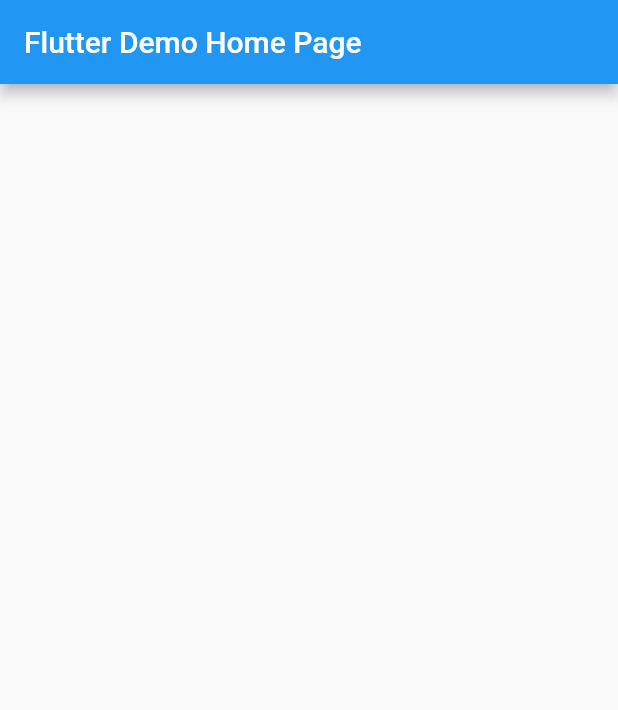
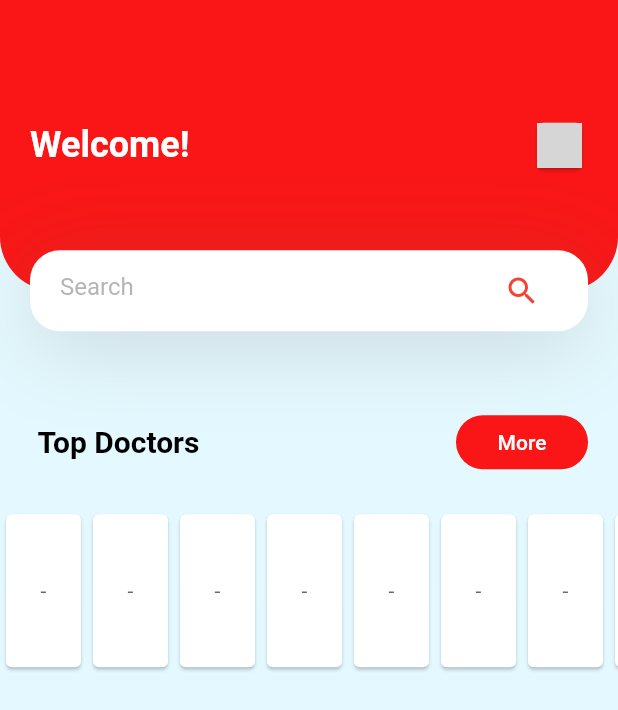
Before and after one commit to Abdalrahman-Bebars/7-care, a Flutter app: the screen it shows after launch, on a phone screen of 412 x 824 dp. Shown: the top 710 px of the screen. Run offline on Flutter 3.47's test engine with Material 2 defaults, Android fonts, the phone set to English and light mode, and no system bars; our stand-ins replace cloud_firestore, firebase_core, hexcolor; accounts and stored records are empty; grey boxes are pictures that could not be loaded.

Commit message:
homeScreen1

```diff
--- /dev/null
+++ b/seven_care/lib/Screens/home_screen.dart
@@ -0,0 +1,15 @@
+import 'package:flutter/cupertino.dart';
+import 'package:flutter/material.dart';
+import 'package:seven_care/components/body.dart';
+
+class HomeScreen extends StatelessWidget {
+  @override
+  Widget build(BuildContext context) {
+    return Scaffold(
+      appBar: AppBar(
+        elevation: 0,
+      ),
+      body: Body(),
+    );
+  }
+}
--- /dev/null
+++ b/seven_care/lib/components/MyCard.dart
@@ -0,0 +1,25 @@
+import 'package:flutter/cupertino.dart';
+import 'package:flutter/material.dart';
+
+class MyCard extends StatefulWidget {
+  String content;
+  MyCard({this.content = "-"});
+  @override
+  _MyCardState createState() => _MyCardState();
+}
+
+class _MyCardState extends State<MyCard> {
+  @override
+  Widget build(BuildContext context) {
+    return Card(
+      child: Container(
+        height: 100,
+        width: 50,
+        child: Padding(
+          padding: EdgeInsets.all(8.0),
+          child: Center(child: Text(widget.content),),
+        ),
+      ),
+    );
+  }
+}
--- /dev/null
+++ b/seven_care/lib/components/TitleWithMoreButton.dart
@@ -0,0 +1,55 @@
+import 'package:flutter/cupertino.dart';
+import 'package:flutter/material.dart';
+
+import '../constants.dart';
+
+class TitleWithButton extends StatelessWidget {
+  const TitleWithButton({
+    Key? key,
+  }) : super(key: key);
+
+  @override
+  Widget build(BuildContext context) {
+    return Padding(
+      padding: const EdgeInsets.symmetric(horizontal: 20),
+      child: Row(
+        children: [
+          TitleWithCustomUnderline(text: "Top Doctors",),
+          Spacer(),
+          FlatButton(
+            color: kPrimaryColor,
+            onPressed: (){},
+            child: Text("More",style: TextStyle(color: Colors.white),),
+            shape: RoundedRectangleBorder(
+              borderRadius: BorderRadius.circular(20),)
+            ,)
+        ],
+      ),
+    );
+  }
+}
+
+class TitleWithCustomUnderline extends StatelessWidget {
+  const TitleWithCustomUnderline({
+    Key? key, required this.text,
+  }) : super(key: key);
+  final String text;
+
+  @override
+  Widget build(BuildContext context) {
+    return Container(
+      height:24 ,
+      child: Stack(
+        children: [
+          Padding(
+            padding: const EdgeInsets.only(left :5),
+            child: Text(text,
+              style: TextStyle(fontSize: 20,fontWeight: FontWeight.bold,
+                  color: Colors.black),),
+          ),
+
+        ],
+      ),
+    );
+  }
+}
--- /dev/null
+++ b/seven_care/lib/components/body.dart
@@ -0,0 +1,47 @@
+import 'package:flutter/cupertino.dart';
+import 'package:flutter/material.dart';
+import 'package:seven_care/constants.dart';
+
+import 'MyCard.dart';
+import 'TitleWithMoreButton.dart';
+import 'header_with_search_screen.dart';
+
+class Body extends StatelessWidget {
+  @override
+  Widget build(BuildContext context) {
+    Size size = MediaQuery.of(context).size;
+    return SingleChildScrollView(
+      child: Column(
+        children: [
+          HeaderWithSearchBox(size: size),
+          TitleWithButton(),
+          Padding(
+            padding: const EdgeInsets.only(top: 20),
+            child: SizedBox(
+              height: 110,
+                child:ListView(
+                  scrollDirection: Axis.horizontal,
+                  children: [
+                    MyCard(),
+                    MyCard(),
+                    MyCard(),
+                    MyCard(),
+                    MyCard(),
+                    MyCard(),
+                    MyCard(),
+                    MyCard(),
+                    MyCard(),
+                    MyCard(),
+                    MyCard(),
+
+                  ],
+                )
+
+            ),
+          )
+
+        ],
+      ),
+    );
+  }
+}
--- /dev/null
+++ b/seven_care/lib/components/header_with_search_screen.dart
@@ -0,0 +1,102 @@
+
+import 'package:flutter/cupertino.dart';
+import 'package:flutter/material.dart';
+
+import '../constants.dart';
+
+class HeaderWithSearchBox extends StatelessWidget {
+  const HeaderWithSearchBox({
+    Key? key,
+    required this.size,
+  }) : super(key: key);
+
+  final Size size;
+
+  @override
+  Widget build(BuildContext context) {
+    return Container(
+      margin: EdgeInsets.only(bottom: kDefaultPadding*2.5),
+      height: size.height * .2,
+      child: Stack(
+        children: [
+          Container(
+            padding: EdgeInsets.only(
+              left: kDefaultPadding,
+              right: kDefaultPadding,
+              bottom: 36+kDefaultPadding,
+            ),
+            height: size.height * .2 - 27,
+            decoration: BoxDecoration(
+              color: kPrimaryColor,
+              borderRadius: BorderRadius.only(
+                bottomLeft: Radius.circular(36),
+                bottomRight: Radius.circular(36),
+              ),
+            ),
+            child: Row(
+              children: [
+                Text(
+                  "Welcome!",
+                  style: Theme.of(context).textTheme.headline5!.copyWith(
+                      color: Colors.white,fontWeight: FontWeight.bold
+                  ),
+                ),
+                Spacer(),
+                Card(
+
+                    child:SizedBox(
+                      height: 30,
+                      width: 30,
+                      child: Image.asset("assets/care.jpg"),
+                    )
+
+                ),
+
+              ],
+            ),
+
+          ),
+          Positioned(
+              bottom: 0,
+              left: 0,
+              right: 0,
+              child: Container(
+                alignment: Alignment.center,
+                margin: EdgeInsets.symmetric(horizontal: kDefaultPadding),
+                padding: EdgeInsets.symmetric(horizontal: kDefaultPadding),
+                height: 54,
+                decoration: BoxDecoration(
+                  color: Colors.white,
+                  borderRadius: BorderRadius.circular(20),
+                  boxShadow: [BoxShadow(
+                    offset: Offset(0,10),
+                    blurRadius: 50,
+                    color: kTextColor.withOpacity(.23),
+                  )
+                  ],) ,
+                child: Row(
+                  children: [
+                    Expanded(
+                      child:
+                      TextField(
+                        decoration: InputDecoration(
+                          suffixIcon: Icon(Icons.search,color: Colors.red,),
+                          hintText: "Search",
+                          hintStyle: TextStyle(
+                            color: kTextColor.withOpacity(.5),
+                          ),
+                          enabledBorder: InputBorder.none,
+                          focusedBorder: InputBorder.none,
+                        ),
+                      ),
+                    ),
+
+                  ],
+                ),
+              )
+          )
+        ],
+      ),
+    );
+  }
+}
--- /dev/null
+++ b/seven_care/lib/constants.dart
@@ -0,0 +1,8 @@
+import 'package:hexcolor/hexcolor.dart';
+import 'package:flutter/cupertino.dart';
+
+var kPrimaryColor = HexColor("#FA1616");
+var kTextColor = HexColor("#696969");
+var kBackgroundColor = HexColor("#E4F9FF");
+
+double kDefaultPadding = 20.0;
--- a/seven_care/lib/main.dart
+++ b/seven_care/lib/main.dart
@@ -1,6 +1,8 @@
 import 'package:flutter/material.dart';
 import 'package:cloud_firestore/cloud_firestore.dart';
 import 'package:firebase_core/firebase_core.dart';
+import 'package:seven_care/Screens/home_screen.dart';
+import 'package:seven_care/constants.dart';
 
 Future<void> main() async {
   WidgetsFlutterBinding.ensureInitialized();
@@ -12,48 +14,16 @@ class MyApp extends StatelessWidget {
   @override
   Widget build(BuildContext context) {
     return MaterialApp(
-      title: 'Flutter Demo',
+      debugShowCheckedModeBanner: false,
+      title: '7 Care App',
       theme: ThemeData(
+        scaffoldBackgroundColor: kBackgroundColor,
+        primaryColor: kPrimaryColor,
+        textTheme: Theme.of(context).textTheme.apply(bodyColor: kTextColor),
         primarySwatch: Colors.blue,
+        visualDensity: VisualDensity.adaptivePlatformDensity,
       ),
-      home: MyHomePage(title: 'Flutter Demo Home Page'),
+      home: HomeScreen(),
     );
   }
 }
-
-class MyHomePage extends StatefulWidget {
-  MyHomePage({Key? key, required this.title}) : super(key: key);
-  final String title;
-
-  @override
-  _MyHomePageState createState() => _MyHomePageState();
-}
-
-class _MyHomePageState extends State<MyHomePage> {
-  @override
-  Widget build(BuildContext context) {
-    return Scaffold(
-      appBar: AppBar(
-        title: Text(widget.title),
-      ),
-      body: StreamBuilder(
-        stream: FirebaseFirestore.instance.collection('Doctors').snapshots(),
-        builder: (BuildContext context, AsyncSnapshot<QuerySnapshot> snapshot) {
-          if (!snapshot.hasData) {
-            return Center(
-              child: CircularProgressIndicator(),
-            );
-          }
-
-          return ListView(
-            children: snapshot.data!.docs.map((document) {
-              return Container(
-                child: Center(child: Text(document['name'])),
-              );
-            }).toList(),
-          );
-        },
-      ),
-    );
-  }
-}
```
Also changed, not shown: seven_care/pubspec.yaml (+5 -3 lines), seven_care/assets/care.jpg (added), seven_care/assets/icons/search.png (added), seven_care/pubspec.lock.
